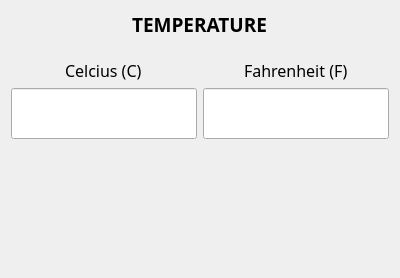
First picture: the form in temperaturewidget.ui, repository dimitris47/units, before the edit.
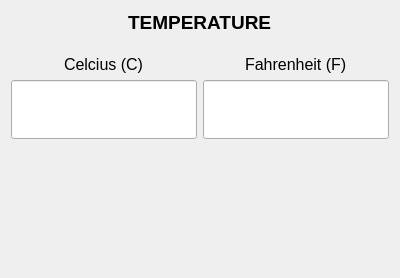
Second picture: the form after the edit.

Patch:
```diff
--- a/temperaturewidget.ui
+++ b/temperaturewidget.ui
@@ -24,8 +24,10 @@
      </property>
      <property name="font">
       <font>
-       <family>Fira Sans</family>
+       <family>Segoe UI</family>
        <pointsize>12</pointsize>
+       <weight>50</weight>
+       <bold>false</bold>
       </font>
      </property>
      <property name="toolTip">
@@ -46,8 +48,10 @@
     <widget class="QLabel" name="celclabel">
      <property name="font">
       <font>
-       <family>Fira Sans</family>
+       <family>Segoe UI</family>
        <pointsize>12</pointsize>
+       <weight>50</weight>
+       <bold>false</bold>
       </font>
      </property>
      <property name="text">
@@ -75,7 +79,7 @@
     <widget class="QLabel" name="fahrlabel">
      <property name="font">
       <font>
-       <family>Fira Sans</family>
+       <family>Segoe UI</family>
        <pointsize>12</pointsize>
        <weight>50</weight>
        <bold>false</bold>
@@ -90,7 +94,7 @@
     <widget class="QLabel" name="label">
      <property name="font">
       <font>
-       <family>Fira Sans</family>
+       <family>Segoe UI</family>
        <pointsize>14</pointsize>
        <weight>75</weight>
        <bold>true</bold>
@@ -111,8 +115,10 @@
      </property>
      <property name="font">
       <font>
-       <family>Fira Sans</family>
+       <family>Segoe UI</family>
        <pointsize>12</pointsize>
+       <weight>50</weight>
+       <bold>false</bold>
       </font>
      </property>
      <property name="toolTip">
```
